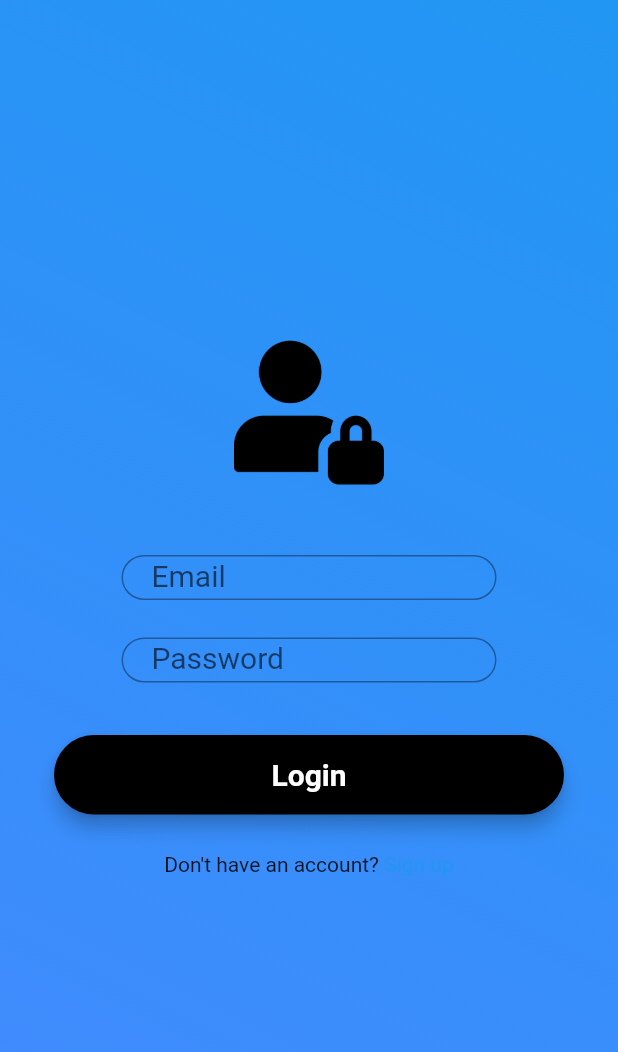
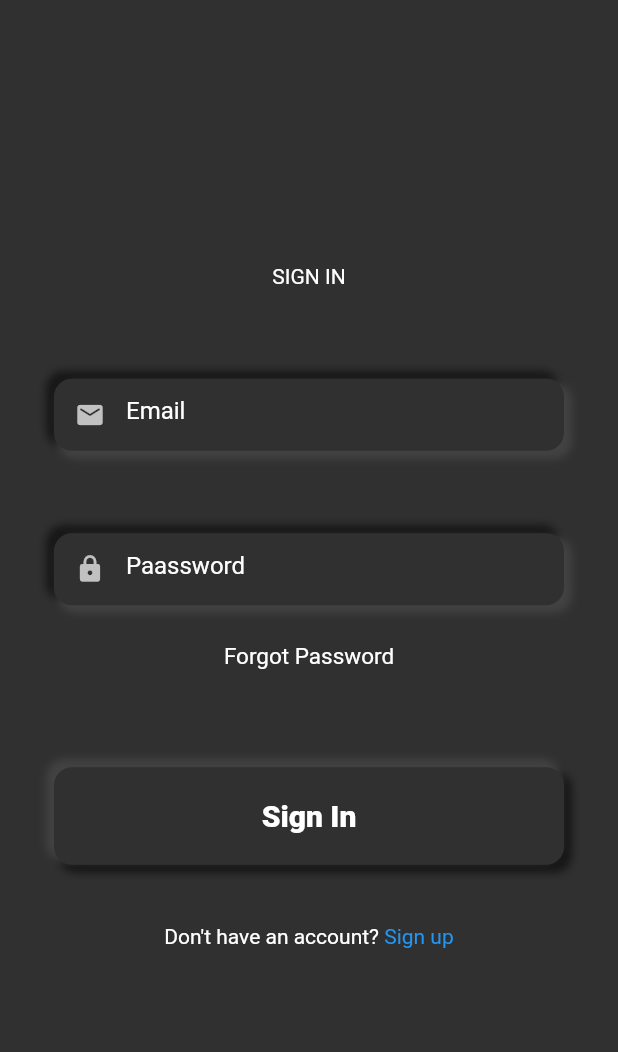
Before and after one commit to Thokozani7/musicApp, a Flutter app: the screen it shows after launch, on a phone screen of 412 x 824 dp. Shown: the top 1052 px of the screen. Run offline on Flutter 3.47's test engine with Material 2 defaults, Android fonts, the phone set to English and light mode, and no system bars; our stand-ins replace font_awesome_flutter, just_audio; missing offline and left inert: curved_drawer, flutter_audio_query; Roboto replaces fonts that are missing (Montserrat).

Commit message:
new log_in page design and new structure of log_in files

```diff
--- /dev/null
+++ b/MobileApp/lib/constants/constants.dart
@@ -0,0 +1,16 @@
+import 'package:flutter/material.dart';
+
+// const Color lightPrimary = Color.fromRGBO(255, 208, 0, 1);
+// const Color darkPrimary = Color.fromRGBO(255, 184, 0, 1);
+const Color lightPrimary = Color.fromRGBO(15, 15, 15, 1);
+const Color darkPrimary = Color.fromRGBO(10, 10, 10, 1); //Colors.blue, Colors.blueAccent
+const Color black = Colors.black;
+const Color white = Colors.white;
+// const Color darkShadow = Color.fromRGBO(222, 160, 0, 1);
+// const Color lightShadow = Color.fromRGBO(255, 208, 0, 1);
+// const Color darkShadow = Color.fromRGBO(10, 10, 10, 1);
+// const Color lightShadow = Color.fromRGBO(90, 90, 90, 1);
+ Color darkShadow = Colors.black54;
+ Color lightShadow = Colors.grey[800];
+
+const double appPadding = 30;
--- a/MobileApp/lib/keys/keys.dart
+++ b/MobileApp/lib/keys/keys.dart
@@ -1,4 +1,4 @@
-import 'package:MobileApp/playsong_page/playsong_page.dart';
+import 'package:MobileApp/screens/playsong_page/playsong_page.dart';
 import 'package:flutter/material.dart';
 
 class SSKeys {
--- a/MobileApp/lib/main.dart
+++ b/MobileApp/lib/main.dart
@@ -1,8 +1,10 @@
+import 'package:MobileApp/screens/showsongs_page/showsongs_page.dart';
+import 'package:MobileApp/screens/sign_in/login_page.dart';
 import 'package:flutter/material.dart';
-import 'login_page.dart';
+// import 'sign_in/login_page.dart';
 import 'home_page.dart';
-import 'playsong_page/playsong_page.dart';
-import 'showsongs_page/showsongs_page.dart';
+// import 'playsong_page/playsong_page.dart';
+// import 'showsongs_page/showsongs_page.dart';
 
 void main() {
   runApp(MyApp());
@@ -28,6 +30,12 @@ class MyApp extends StatelessWidget {
         // This makes the visual density adapt to the platform that you run
         // the app on. For desktop platforms, the controls will be smaller and
         // closer together (more dense) than on mobile platforms.
+        // primaryColor: Colors.redAccent,
+        // primaryColorLight:  Colors.redAccent,
+        textTheme: Theme.of(context).textTheme.apply(
+              bodyColor: Colors.white,
+              displayColor: Colors.white,
+            ),
         visualDensity: VisualDensity.adaptivePlatformDensity,
       ),
       home: LoginPage(),
--- /dev/null
+++ b/MobileApp/lib/models/recently_played.dart
@@ -0,0 +1,5 @@
+import 'package:flutter_audio_query/flutter_audio_query.dart';
+
+class RecentlyPlayedSongs {
+  static List<SongInfo> songs = [];
+}
--- a/MobileApp/lib/showsongs_page/all_tracks.dart
+++ b/MobileApp/lib/screens/showsongs_page/all_tracks.dart
@@ -1,8 +1,9 @@
 import 'dart:io';
 
 import 'package:MobileApp/keys/keys.dart';
-import 'package:MobileApp/playsong_page/playsong_page.dart';
-import 'package:MobileApp/showsongs_page/track_tile.dart';
+// import 'package:MobileApp/playsong_page/playsong_page.dart';
+import 'package:MobileApp/screens/showsongs_page/track_tile.dart';
+// import 'package:MobileApp/showsongs_page/track_tile.dart';
 import 'package:flutter/material.dart';
 import 'package:flutter_audio_query/flutter_audio_query.dart';
 
--- a/MobileApp/lib/showsongs_page/track_tile.dart
+++ b/MobileApp/lib/screens/showsongs_page/track_tile.dart
@@ -1,6 +1,7 @@
 import 'dart:io';
 
-import 'package:MobileApp/playsong_page/playsong_page.dart';
+// import 'package:MobileApp/playsong_page/playsong_page.dart';
+import 'package:MobileApp/screens/playsong_page/playsong_page.dart';
 import 'package:flutter/material.dart';
 import 'package:flutter_audio_query/flutter_audio_query.dart';
 
--- a/MobileApp/lib/login_page.dart
+++ b/MobileApp/lib/screens/sign_in/login_page.dart
@@ -1,6 +1,12 @@
+// import 'dart:html';
+
+import 'package:MobileApp/constants/constants.dart';
+import 'package:MobileApp/screens/widgets/rect_button.dart';
+import 'package:MobileApp/screens/widgets/rect_input_field.dart';
+import 'package:MobileApp/screens/widgets/tapped_button.dart';
 import 'package:flutter/material.dart';
-import 'home_page.dart';
-import 'showsongs_page/showsongs_page.dart';
+// import '../home_page.dart';
+import '../showsongs_page/showsongs_page.dart';
 
 class LoginPage extends StatefulWidget {
   static String tag = 'login-page';
@@ -14,7 +20,17 @@ class _LoginPageState extends State<LoginPage> {
 
   final GlobalKey<FormState> _formKey = GlobalKey<FormState>();
 
-  TextStyle style = TextStyle(fontFamily: 'Montserrat', fontSize: 20.0);
+  bool signInButtonPress = false;
+
+  TextStyle style = TextStyle(fontFamily: 'Montserrat', fontSize: 15.0);
+
+  void _signInButtonPress() {
+    print("setting state");
+    setState(() {
+        signInButtonPress = false;
+    });
+      Navigator.of(context).pushNamed(ShowSongsPage.tag);
+  }
 
   @override
   Widget build(BuildContext context) {
@@ -26,10 +42,15 @@ class _LoginPageState extends State<LoginPage> {
         controller: _emailController,
         style: style,
         decoration: InputDecoration(
+            labelStyle: TextStyle(color: Colors.white),
             contentPadding: EdgeInsets.fromLTRB(20.0, 15.0, 20.0, 15.0),
             // hintText: "Email",
             border: OutlineInputBorder(
               borderRadius: BorderRadius.circular(32.0),
+            ),
+            enabledBorder: OutlineInputBorder(
+              borderRadius: BorderRadius.circular(32.0),
+              borderSide: const BorderSide(color: Colors.grey),
             ),
             labelText: 'Email'),
         validator: (String value) {
@@ -52,8 +73,13 @@ class _LoginPageState extends State<LoginPage> {
         decoration: InputDecoration(
             contentPadding: EdgeInsets.fromLTRB(20.0, 15.0, 20.0, 15.0),
             // hintText: "Password",
-            border:
-                OutlineInputBorder(borderRadius: BorderRadius.circular(32.0)),
+            border: OutlineInputBorder(
+              borderRadius: BorderRadius.circular(32.0),
+            ),
+            enabledBorder: OutlineInputBorder(
+              borderRadius: BorderRadius.circular(32.0),
+              borderSide: const BorderSide(color: Colors.grey),
+            ),
             labelText: "Password"),
       ),
     );
@@ -92,15 +118,16 @@ class _LoginPageState extends State<LoginPage> {
     );
 
     return Container(
-      decoration: BoxDecoration(
-        gradient: LinearGradient(
-            begin: Alignment.topRight,
-            end: Alignment.bottomLeft,
-            colors: [Colors.blue, Colors.blueAccent]),
-      ),
+      // decoration: BoxDecoration(
+      //   gradient: LinearGradient(
+      //       begin: Alignment.topCenter,
+      //       end: Alignment.bottomCenter,
+      //       colors: [lightPrimary, darkPrimary]),
+      // ),
       child: Scaffold(
         // backgroundColor: Colors.green,
-        backgroundColor: Colors.transparent,
+        backgroundColor: Colors.grey[850],
+        // backgroundColor: Colors.transparent,
         body: Center(
           child: Container(
             // color: Colors.blue,
@@ -111,21 +138,48 @@ class _LoginPageState extends State<LoginPage> {
                   crossAxisAlignment: CrossAxisAlignment.center,
                   mainAxisAlignment: MainAxisAlignment.center,
                   children: <Widget>[
+                    // SizedBox(
+                    //   height: 100.0,
+                    //   child: Image.asset(
+                    //     "assets/login.png",
+                    //     fit: BoxFit.contain,
+                    //   ),
+                    // ),
+                    Text("SIGN IN"),
+                    SizedBox(height: 45.0),
+                    // emailField,
+                    RectangulaInputField(
+                      hintText: 'Email',
+                      icon: Icons.email_rounded,
+                      obscureText: false,
+                    ),
+                    SizedBox(height: 25.0),
+                    // passwordField,
+                    RectangulaInputField(
+                      hintText: 'Paassword',
+                      icon: Icons.lock,
+                      obscureText: true,
+                    ),
                     SizedBox(
-                      height: 100.0,
-                      child: Image.asset(
-                        "assets/login.png",
-                        fit: BoxFit.contain,
+                      height: 10,
+                    ),
+                    Text(
+                      'Forgot Password',
+                      style: TextStyle(
+                        fontWeight: FontWeight.w400,
+                        fontSize: 15,
                       ),
                     ),
-                    SizedBox(height: 45.0),
-                    emailField,
-                    SizedBox(height: 25.0),
-                    passwordField,
                     SizedBox(
                       height: 35.0,
                     ),
-                    loginButon,
+                    // loginButon,
+                    GestureDetector(
+                      onTap: _signInButtonPress,
+                      child: signInButtonPress
+                          ? ButtonTapped(text: 'Sign In')
+                          : RectangularButton(text: 'Sign In'),
+                    ),
                     SizedBox(height: 25.0),
                     register,
                     SizedBox(
--- /dev/null
+++ b/MobileApp/lib/screens/widgets/neumorphic_text_field.dart
@@ -0,0 +1,40 @@
+import 'package:MobileApp/constants/constants.dart';
+import 'package:flutter/material.dart';
+
+class NeumorphicTextFieldContainer extends StatelessWidget {
+  final Widget child;
+
+  const NeumorphicTextFieldContainer({Key key, this.child}) : super(key: key);
+
+  @override
+  Widget build(BuildContext context) {
+    return Container(
+      width: double.infinity,
+      margin: EdgeInsets.symmetric(vertical: appPadding / 2),
+      decoration: BoxDecoration(
+        // gradient: LinearGradient(
+        //   begin: Alignment.centerLeft,
+        //   end: Alignment.centerRight,
+        //   colors: [lightPrimary, darkPrimary],
+        // ),
+        color: Colors.grey[850],
+        borderRadius: BorderRadius.circular(12),
+        boxShadow: [
+          BoxShadow(
+            offset: Offset(-4, -4),
+            spreadRadius: 1,
+            blurRadius: 4,
+            color: darkShadow
+          ),
+          BoxShadow(
+            offset: Offset(4, 4),
+            spreadRadius: 1,
+            blurRadius: 4,
+            color: lightShadow
+          )
+        ]
+      ),
+      child: child,
+    );
+  }
+}
--- /dev/null
+++ b/MobileApp/lib/screens/widgets/rect_button.dart
@@ -0,0 +1,55 @@
+import 'package:MobileApp/constants/constants.dart';
+import 'package:flutter/material.dart';
+
+class RectangularButton extends StatelessWidget {
+  final String text;
+  // final VoidCallback press;
+
+  const RectangularButton({Key key, @required this.text})
+      : super(key: key);
+
+  @override
+  Widget build(BuildContext context) {
+    return Padding(
+      padding: const EdgeInsets.only(top: appPadding, bottom: appPadding / 2),
+      child: Container(
+        width: double.infinity,
+        height: 65,
+        decoration: BoxDecoration(
+          color: Colors.grey[850],
+          borderRadius: BorderRadius.circular(12),
+          // gradient: LinearGradient(
+          //   begin: Alignment.topCenter,
+          //   end: Alignment.bottomCenter,
+          //   colors: [darkPrimary, lightPrimary],
+          // ),
+          boxShadow: [
+            BoxShadow(
+                offset: Offset(4, 4),
+                spreadRadius: 1.0,
+                blurRadius: 4.0,
+                color: darkShadow),
+            BoxShadow(
+                offset: Offset(-4, -4),
+                spreadRadius: 1.0,
+                blurRadius: 4.0,
+                color: lightShadow),
+          ],
+          // gradient: LinearGradient(
+          //   begin: Alignment.topLeft,
+          //   end: Alignment.bottomRight,
+          //   colors: [
+          //     Colors.grey[800],
+          //     Colors.grey[900],
+
+          //   ],
+          // ),
+        ),
+        child: Center(
+            child: Text(
+          text, style: TextStyle(fontSize: 20,fontWeight: FontWeight.w800),
+        )),
+      ),
+    );
+  }
+}
--- /dev/null
+++ b/MobileApp/lib/screens/widgets/rect_input_field.dart
@@ -0,0 +1,40 @@
+import 'package:MobileApp/constants/constants.dart';
+import 'package:MobileApp/screens/widgets/neumorphic_text_field.dart';
+import 'package:flutter/material.dart';
+
+class RectangulaInputField extends StatelessWidget {
+  final String hintText;
+  final IconData icon;
+  final bool obscureText;
+
+  const RectangulaInputField(
+      {Key key, this.hintText, this.icon, this.obscureText})
+      : super(key: key);
+
+  @override
+  Widget build(BuildContext context) {
+    return NeumorphicTextFieldContainer(
+      child: TextField(
+        obscureText: obscureText,
+        cursorColor: Colors.white,
+        // controller: _passwordController,
+        // style: style,
+
+        decoration: InputDecoration(
+          hintStyle: TextStyle(color: white),
+          hintText: hintText,
+          helperStyle: TextStyle(
+            color: white.withOpacity(0.7),
+            fontSize: 18,
+          ),
+          prefixIcon: Icon(
+            icon,
+            color: white.withOpacity(0.7),
+            size: 20,
+          ),
+          border: InputBorder.none,
+        ),
+      ),
+    );
+  }
+}
```
Also changed, not shown: MobileApp/lib/screens/playsong_page/playsong_page.dart (renamed from MobileApp/lib/playsong_page/playsong_page.dart, +10 -1 lines), MobileApp/lib/screens/showsongs_page/showsongs_page.dart (renamed from MobileApp/lib/showsongs_page/showsongs_page.dart, +83 -52 lines), MobileApp/lib/screens/widgets/tapped_button.dart (added, +91 -0 lines), MobileApp/assets/OAuth/facebook.png (added), MobileApp/assets/OAuth/google.png (added), MobileApp/assets/OAuth/twitter.png (added), MobileApp/lib/screens/playsong_page/clipping_curve.dart (renamed from MobileApp/lib/playsong_page/clipping_curve.dart).
